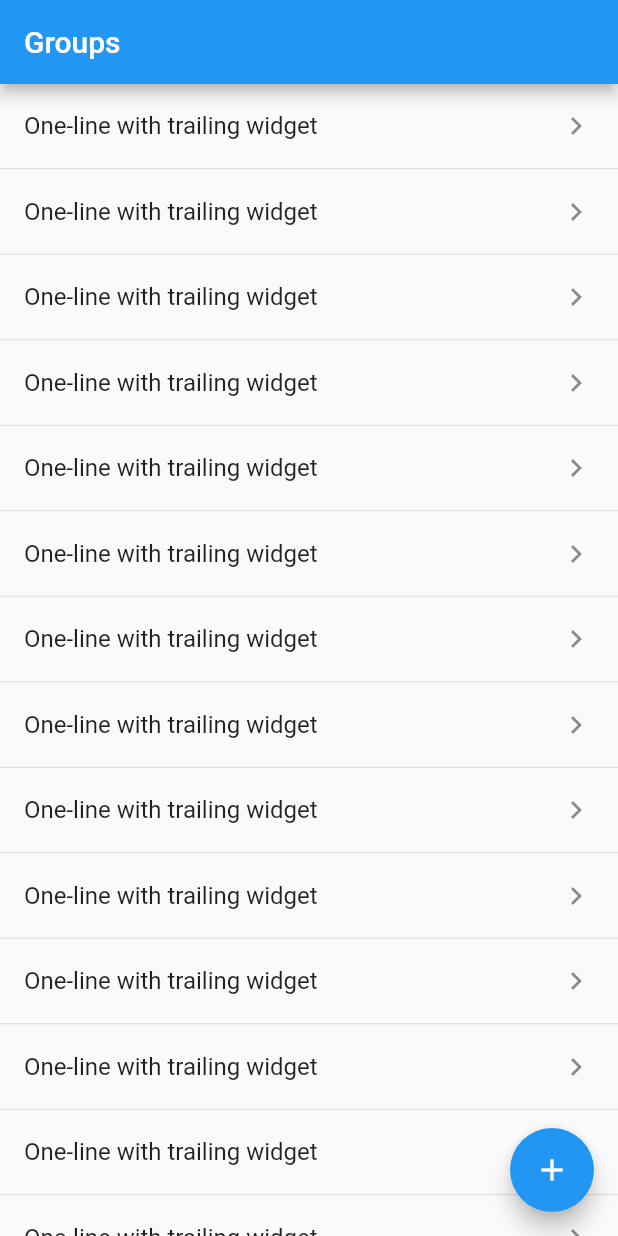
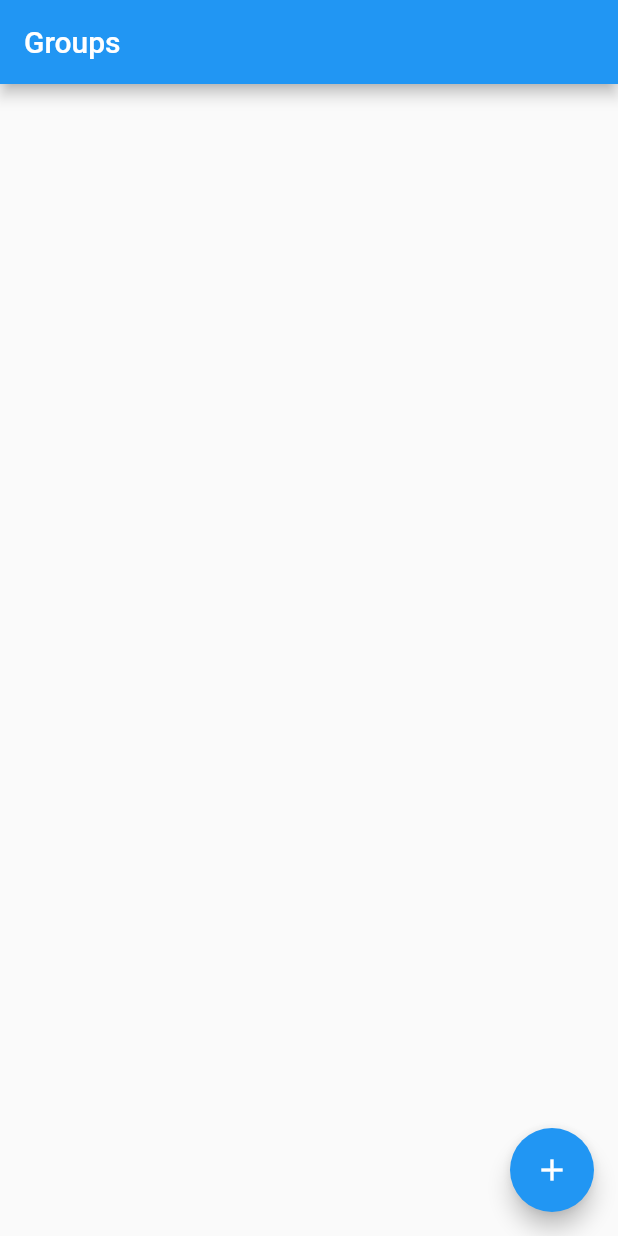
Before and after one commit to anega/todo, a Flutter app: the screen it shows after launch, on a phone screen of 412 x 824 dp. Run offline on Flutter 3.47's test engine with Material 2 defaults, Android fonts, the phone set to English and light mode, and no system bars; drawn by our look-alikes of flutter_slidable; our stand-ins replace hive, hive_flutter; accounts and stored records are empty.

Commit message:
Show groups from hive in list on the screen

```diff
--- a/lib/widgets/groups/groups_widget.dart
+++ b/lib/widgets/groups/groups_widget.dart
@@ -1,17 +1,39 @@
 import 'package:flutter/material.dart';
 import 'package:flutter_slidable/flutter_slidable.dart';
 import 'package:todo_app/widgets/group_form/group_form_widget.dart';
+import 'package:todo_app/widgets/groups/groups_widget_model.dart';
 
-class GroupsWidget extends StatelessWidget {
+class GroupsWidget extends StatefulWidget {
   static const id = 'groups_screen';
 
   const GroupsWidget({Key? key}) : super(key: key);
 
   @override
+  State<GroupsWidget> createState() => _GroupsWidgetState();
+}
+
+class _GroupsWidgetState extends State<GroupsWidget> {
+  final _model = GroupsWidgetModel();
+
+  @override
+  Widget build(BuildContext context) {
+    return GroupsWidgetModelProvider(
+      model: _model,
+      child: const _GroupsWidgetBody(),
+    );
+  }
+}
+
+class _GroupsWidgetBody extends StatelessWidget {
+  const _GroupsWidgetBody({
+    Key? key,
+  }) : super(key: key);
+
+  @override
   Widget build(BuildContext context) {
     return Scaffold(
       appBar: AppBar(title: const Text('Groups')),
-      body: const _GroupList(),
+      body: _GroupList(),
       floatingActionButton: FloatingActionButton(
         child: const Icon(Icons.add),
         onPressed: () {
@@ -22,18 +44,11 @@ class GroupsWidget extends StatelessWidget {
   }
 }
 
-class _GroupList extends StatefulWidget {
-  const _GroupList({Key? key}) : super(key: key);
-
-  @override
-  _GroupListState createState() => _GroupListState();
-}
-
-class _GroupListState extends State<_GroupList> {
+class _GroupList extends StatelessWidget {
   @override
   Widget build(BuildContext context) {
     return ListView.separated(
-      itemCount: 20,
+      itemCount: GroupsWidgetModelProvider.watch(context)?.model.groups.length ?? 0,
       itemBuilder: (BuildContext context, int index) {
         return _GroupListRowWidget(
           indexInList: index,
@@ -56,13 +71,14 @@ class _GroupListRowWidget extends StatelessWidget {
 
   @override
   Widget build(BuildContext context) {
+    final group = GroupsWidgetModelProvider.read(context)!.model.groups[indexInList];
     return Slidable(
       endActionPane: ActionPane(
         extentRatio: 0.25,
         motion: const BehindMotion(),
         children: [
           SlidableAction(
-            onPressed: (BuildContext context) {},
+            onPressed: (context) => GroupsWidgetModelProvider.read(context)!.model.deleteGroup(indexInList),
             backgroundColor: const Color(0xFFFE4A49),
             foregroundColor: Colors.white,
             icon: Icons.delete,
@@ -70,9 +86,9 @@ class _GroupListRowWidget extends StatelessWidget {
           ),
         ],
       ),
-      child: const ListTile(
-        title: Text('One-line with trailing widget'),
-        trailing: Icon(Icons.chevron_right),
+      child: ListTile(
+        title: Text(group.name),
+        trailing: const Icon(Icons.chevron_right),
       ),
     );
   }
```
